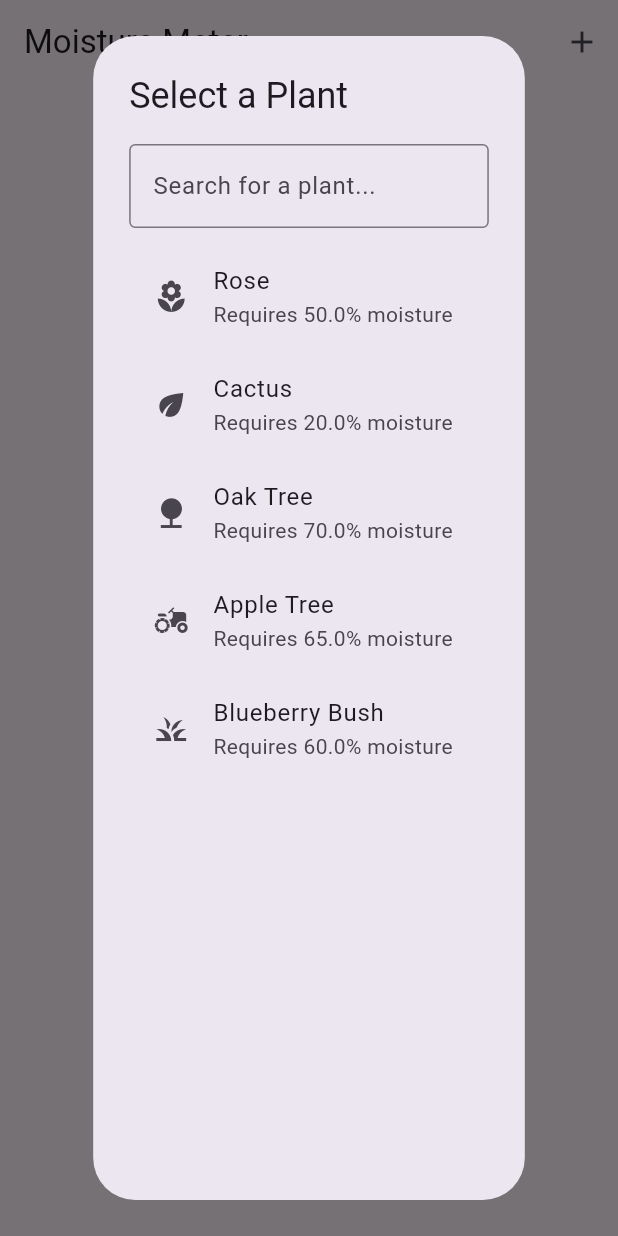
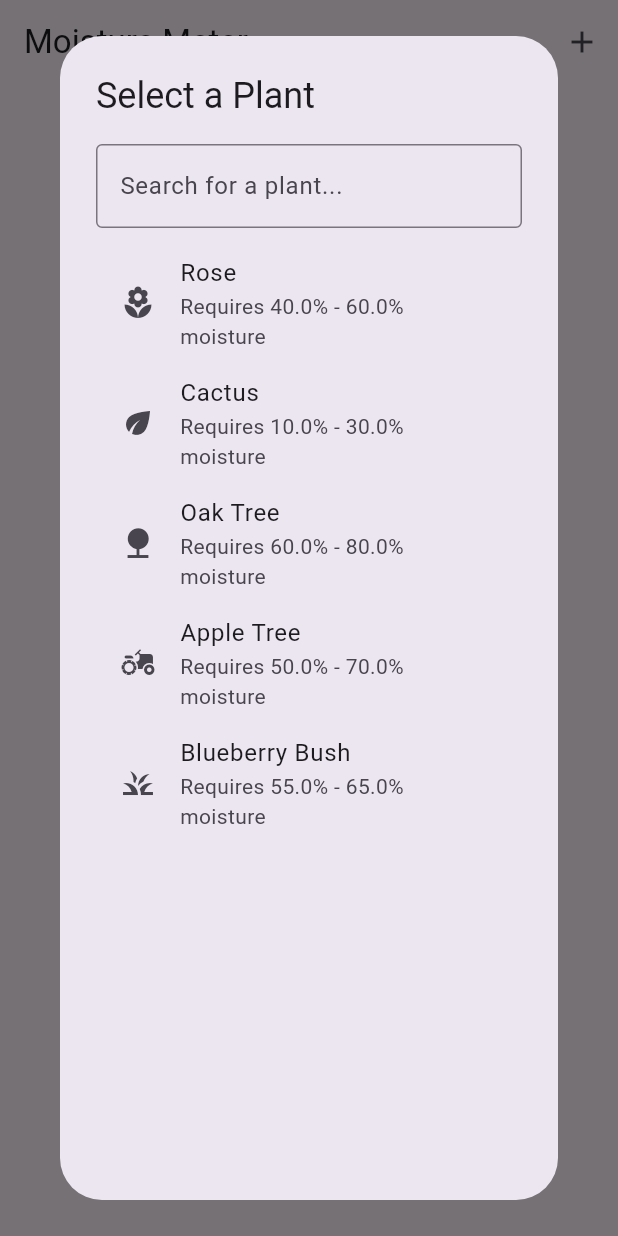
Before and after one commit to chxrxtycodx/Moisture-Sensor, a Flutter app: the screen it shows after launch, after a tap on the "add" icon, on a phone screen of 412 x 824 dp. Run offline on Flutter 3.47's test engine with Material 3 defaults, Android fonts, the phone set to English and light mode, and no system bars; network calls fail.

Commit message:
updated UI, added mock http request with changing moisture

```diff
--- a/app/lib/main.dart
+++ b/app/lib/main.dart
@@ -1,4 +1,7 @@
 import 'package:flutter/material.dart';
+import 'package:http/http.dart' as http;
+import 'dart:async';
+import 'dart:convert';
 
 void main() {
   runApp(const MoistureMeterApp());
@@ -23,16 +26,16 @@ class MoistureMeterScreen extends StatefulWidget {
 
 class _MoistureMeterScreenState extends State<MoistureMeterScreen> {
   final List<Map<String, dynamic>> userPlants = [];
-  final Map<String, double> plantMoistureLevels = {
-    "Rose": 50,
-    "Cactus": 20,
-    "Oak Tree": 70,
-    "Apple Tree": 65,
-    "Blueberry Bush": 60,
+  final Map<String, Map<String, double>> plantMoistureRanges = {
+    "Rose": {"min": 40, "max": 60},
+    "Cactus": {"min": 10, "max": 30},
+    "Oak Tree": {"min": 60, "max": 80},
+    "Apple Tree": {"min": 50, "max": 70},
+    "Blueberry Bush": {"min": 55, "max": 65},
   };
 
-  // Fixed overall moisture level
-  final double overallMoistureLevel = 45.0;
+  // Fixed overall moisture level (will be updated via HTTP)
+  double overallMoistureLevel = 45.0;
 
   final Map<String, IconData> plantIcons = {
     "Rose": Icons.local_florist,
@@ -42,13 +45,65 @@ class _MoistureMeterScreenState extends State<MoistureMeterScreen> {
     "Blueberry Bush": Icons.grass,
   };
 
+  Timer? _timer;
+
+  @override
+  void initState() {
+    super.initState();
+    // Start periodic moisture level updates
+    _startMoistureUpdates();
+  }
+
+  @override
+  void dispose() {
+    _timer?.cancel(); // Cancel the timer when the widget is disposed
+    super.dispose();
+  }
+
+  void _startMoistureUpdates() {
+    // Fetch moisture level every 5 seconds
+    _timer = Timer.periodic(Duration(seconds: 5), (timer) async {
+      double newMoistureLevel = await fetchMoistureLevel();
+      setState(() {
+        overallMoistureLevel = newMoistureLevel;
+        // Update current moisture for all plants
+        for (var plant in userPlants) {
+          plant["currentMoisture"] = overallMoistureLevel;
+        }
+      });
+    });
+  }
+
+  Future<double> fetchMoistureLevel() async {
+  try {
+    // Replace with your actual API endpoint
+    // final response = await http.get(Uri.parse('https://your-api-endpoint.com/moisture'));
+    final response = await http.get(Uri.parse('http://129.161.51.83:5000/moisture'));
+
+    if (response.statusCode == 200) {
+      // Parse the response body to get the moisture level
+      final data = json.decode(response.body);
+      return data['moistureLevel'].toDouble();
+    } else {
+      // If the server returns an error, return a default value
+      print('Failed to load moisture level: ${response.statusCode}');
+      return 45.0; // Fallback moisture level
+    }
+  } catch (e) {
+    // Handle network errors or other exceptions
+    print('Error fetching moisture level: $e');
+    return 45.0; // Fallback moisture level
+  }
+}
+
   void addPlant(String plant) {
     // Use the overallMoistureLevel as the initial currentMoisture
     setState(() {
       userPlants.add({
         "name": plant,
         "currentMoisture": overallMoistureLevel, // Fixed initial moisture
-        "minRequiredMoisture": plantMoistureLevels[plant] ?? 50.0,
+        "minMoisture": plantMoistureRanges[plant]!["min"] ?? 50.0,
+        "maxMoisture": plantMoistureRanges[plant]!["max"] ?? 50.0,
       });
     });
   }
@@ -88,7 +143,7 @@ class _MoistureMeterScreenState extends State<MoistureMeterScreen> {
                     child: SingleChildScrollView(
                       child: Column(
                         mainAxisSize: MainAxisSize.min,
-                        children: plantMoistureLevels.keys
+                        children: plantMoistureRanges.keys
                             .where((plant) =>
                                 plant.toLowerCase().contains(searchQuery))
                             .map((plant) {
@@ -96,7 +151,7 @@ class _MoistureMeterScreenState extends State<MoistureMeterScreen> {
                             leading: Icon(plantIcons[plant] ?? Icons.local_florist),
                             title: Text(plant),
                             subtitle: Text(
-                                "Requires ${plantMoistureLevels[plant]}% moisture"),
+                                "Requires ${plantMoistureRanges[plant]!["min"]}% - ${plantMoistureRanges[plant]!["max"]}% moisture"),
                             onTap: () {
                               addPlant(plant);
                               Navigator.pop(context);
@@ -143,6 +198,9 @@ class _MoistureMeterScreenState extends State<MoistureMeterScreen> {
                     itemCount: userPlants.length,
                     itemBuilder: (context, index) {
                       final plant = userPlants[index];
+                      final isMoistureInRange = plant["currentMoisture"] >=
+                              plant["minMoisture"] &&
+                          plant["currentMoisture"] <= plant["maxMoisture"];
                       return Card(
                         margin: EdgeInsets.all(10),
                         child: Padding(
@@ -166,10 +224,9 @@ class _MoistureMeterScreenState extends State<MoistureMeterScreen> {
                                       'Current Moisture: ${plant["currentMoisture"].toStringAsFixed(1)}%',
                                     ),
                                     Text(
-                                      'Minimum Required: ${plant["minRequiredMoisture"].toStringAsFixed(1)}%',
+                                      'Required Range: ${plant["minMoisture"].toStringAsFixed(1)}% - ${plant["maxMoisture"].toStringAsFixed(1)}%',
                                       style: TextStyle(
-                                        color: plant["currentMoisture"] >=
-                                                plant["minRequiredMoisture"]
+                                        color: isMoistureInRange
                                             ? Colors.green
                                             : Colors.red,
                                       ),
@@ -192,7 +249,15 @@ class _MoistureMeterScreenState extends State<MoistureMeterScreen> {
                                         ),
                                       ),
                                       Positioned(
-                                        bottom: (plant["minRequiredMoisture"] / 100) * 100,
+                                        bottom: (plant["minMoisture"] / 100) * 100,
+                                        child: Container(
+                                          height: 2,
+                                          width: 20,
+                                          color: Colors.blue,
+                                        ),
+                                      ),
+                                      Positioned(
+                                        bottom: (plant["maxMoisture"] / 100) * 100,
                                         child: Container(
                                           height: 2,
                                           width: 20,
@@ -202,8 +267,7 @@ class _MoistureMeterScreenState extends State<MoistureMeterScreen> {
                                       Container(
                                         height: (plant["currentMoisture"] / 100) * 100,
                                         width: 20,
-                                        color: plant["currentMoisture"] >=
-                                                plant["minRequiredMoisture"]
+                                        color: isMoistureInRange
                                             ? Colors.green
                                             : Colors.red,
                                       ),
--- a/app/pubspec.yaml
+++ b/app/pubspec.yaml
@@ -30,6 +30,7 @@ environment:
 dependencies:
   flutter:
     sdk: flutter
+  http: ^0.13.3
 
 
   # The following adds the Cupertino Icons font to your application.
```
Also changed, not shown: app/pubspec.lock, 1 other file.
